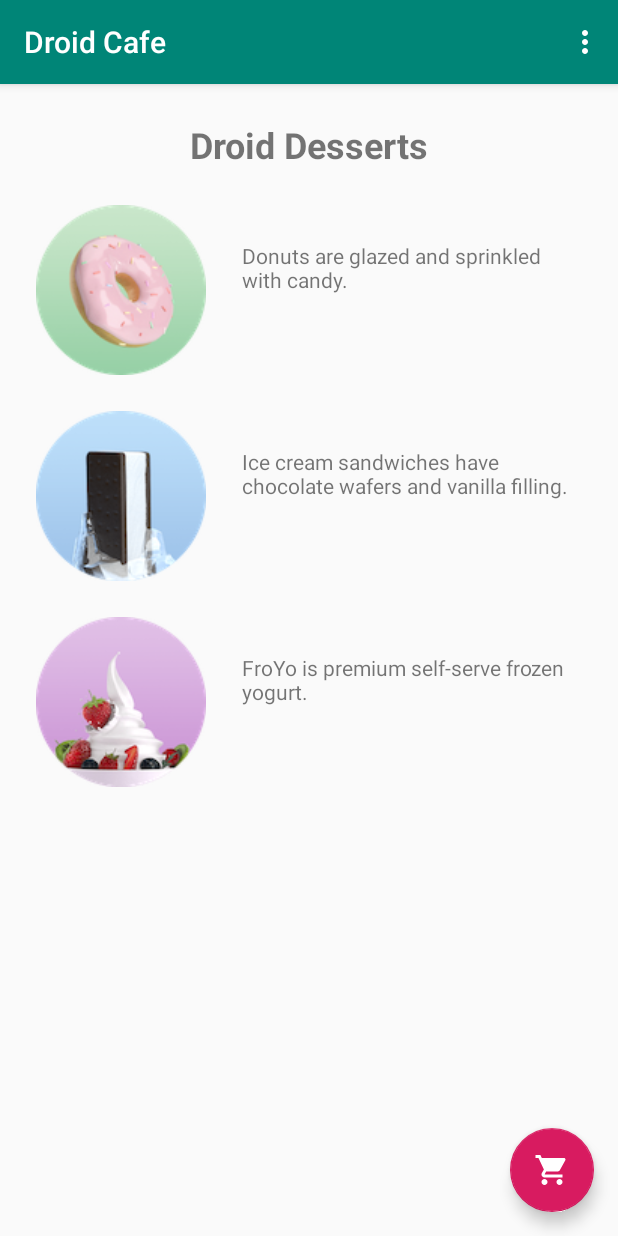
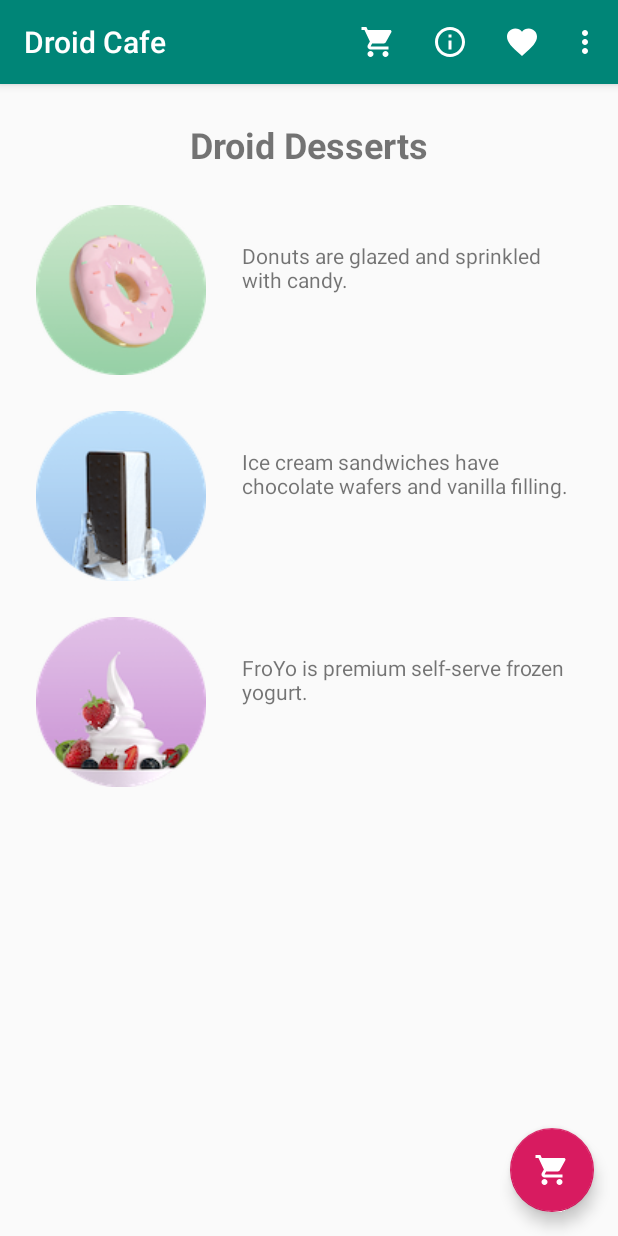
Before and after one commit to ryonryon/ciccc-android, an Android app: the screen it shows after launch (MainActivity), on a phone screen of 412 x 824 dp. Run offline under Robolectric (Android 15) with nearby library versions, the phone set to English and light mode, and no system bars.

Commit message:
add menu

```diff
--- a/android/DroidCafe/app/src/main/java/com/ryotogashi/droidcafe/MainActivity.java
+++ b/android/DroidCafe/app/src/main/java/com/ryotogashi/droidcafe/MainActivity.java
@@ -34,13 +34,22 @@ public class MainActivity extends AppCompatActivity {
 
     @Override
     public boolean onOptionsItemSelected(MenuItem item) {
-        // Handle action bar item clicks here. The action bar will
-        // automatically handle clicks on the Home/Up button, so long
-        // as you specify a parent activity in AndroidManifest.xml.
         int id = item.getItemId();
+        if (id == R.id.action_order) {
+            goToOrderActivity();
 
-        //noinspection SimplifiableIfStatement
-        if (id == R.id.action_settings) {
+            return true;
+        } else if (id == R.id.action_contact) {
+            displayToast("Contact Selected.");
+
+            return true;
+        } else if (id == R.id.action_favorites){
+            displayToast("Favorites Selected.");
+
+            return true;
+        } else if (id == R.id.action_status) {
+            displayToast("Status Selected.");
+
             return true;
         }
 
@@ -67,8 +76,11 @@ public class MainActivity extends AppCompatActivity {
     }
 
     public void onClick(View view) {
+        goToOrderActivity();
+    }
+
+    private void goToOrderActivity() {
         Intent intent = new Intent(MainActivity.this, OrderActivity.class);
-//        intent.putExtra(EXTRA_MESSAGE, mOrderMessage);
         startActivity(intent);
     }
 }
--- /dev/null
+++ b/android/DroidCafe/app/src/main/res/drawable-anydpi/ic_action_favorite.xml
@@ -0,0 +1,10 @@
+<vector xmlns:android="http://schemas.android.com/apk/res/android"
+    android:width="24dp"
+    android:height="24dp"
+    android:viewportWidth="24"
+    android:viewportHeight="24"
+    android:tint="#FFFFFF">
+    <path
+        android:fillColor="#FF000000"
+        android:pathData="M12,21.35l-1.45,-1.32C5.4,15.36 2,12.28 2,8.5 2,5.42 4.42,3 7.5,3c1.74,0 3.41,0.81 4.5,2.09C13.09,3.81 14.76,3 16.5,3 19.58,3 22,5.42 22,8.5c0,3.78 -3.4,6.86 -8.55,11.54L12,21.35z"/>
+</vector>
--- /dev/null
+++ b/android/DroidCafe/app/src/main/res/drawable-anydpi/ic_action_status.xml
@@ -0,0 +1,10 @@
+<vector xmlns:android="http://schemas.android.com/apk/res/android"
+    android:width="24dp"
+    android:height="24dp"
+    android:viewportWidth="24"
+    android:viewportHeight="24"
+    android:tint="#FFFFFF">
+    <path
+        android:fillColor="#FF000000"
+        android:pathData="M11,17h2v-6h-2v6zM12,2C6.48,2 2,6.48 2,12s4.48,10 10,10 10,-4.48 10,-10S17.52,2 12,2zM12,20c-4.41,0 -8,-3.59 -8,-8s3.59,-8 8,-8 8,3.59 8,8 -3.59,8 -8,8zM11,9h2L13,7h-2v2z"/>
+</vector>
--- a/android/DroidCafe/app/src/main/res/menu/menu_main.xml
+++ b/android/DroidCafe/app/src/main/res/menu/menu_main.xml
@@ -2,9 +2,34 @@
     xmlns:app="http://schemas.android.com/apk/res-auto"
     xmlns:tools="http://schemas.android.com/tools"
     tools:context="com.ryotogashi.droidcafe.MainActivity">
+
     <item
-        android:id="@+id/action_settings"
-        android:orderInCategory="100"
-        android:title="@string/action_settings"
+        android:id="@+id/action_order"
+        android:orderInCategory="10"
+        android:title="Order"
+        android:icon="@drawable/ic_shopping_cart"
+        app:showAsAction="always" />
+
+    <item
+        android:id="@+id/action_status"
+        android:orderInCategory="20"
+        android:title="Status"
+        android:icon="@drawable/ic_action_status"
+        app:showAsAction="always" />
+
+
+    <item
+        android:id="@+id/action_favorites"
+        android:orderInCategory="30"
+        android:title="Favorites"
+        android:icon="@drawable/ic_action_favorite"
+        app:showAsAction="always" />
+
+    <item
+        android:id="@+id/action_contact"
+        android:orderInCategory="50"
+        android:title="Contact"
         app:showAsAction="never" />
+
+
 </menu>
```
Also changed, not shown: android/DroidCafe/app/src/main/res/drawable-hdpi/ic_action_favorite.png (added), android/DroidCafe/app/src/main/res/drawable-hdpi/ic_action_status.png (added), android/DroidCafe/app/src/main/res/drawable-mdpi/ic_action_favorite.png (added), android/DroidCafe/app/src/main/res/drawable-mdpi/ic_action_status.png (added), android/DroidCafe/app/src/main/res/drawable-xhdpi/ic_action_favorite.png (added), android/DroidCafe/app/src/main/res/drawable-xhdpi/ic_action_status.png (added), android/DroidCafe/app/src/main/res/drawable-xxhdpi/ic_action_favorite.png (added), android/DroidCafe/app/src/main/res/drawable-xxhdpi/ic_action_status.png (added).
